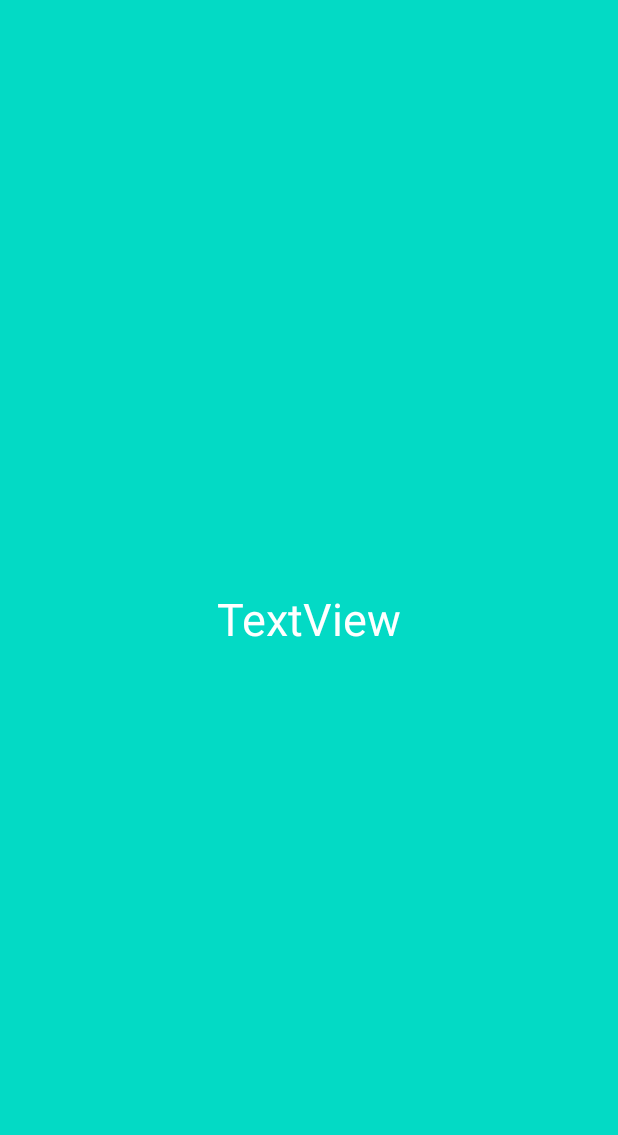
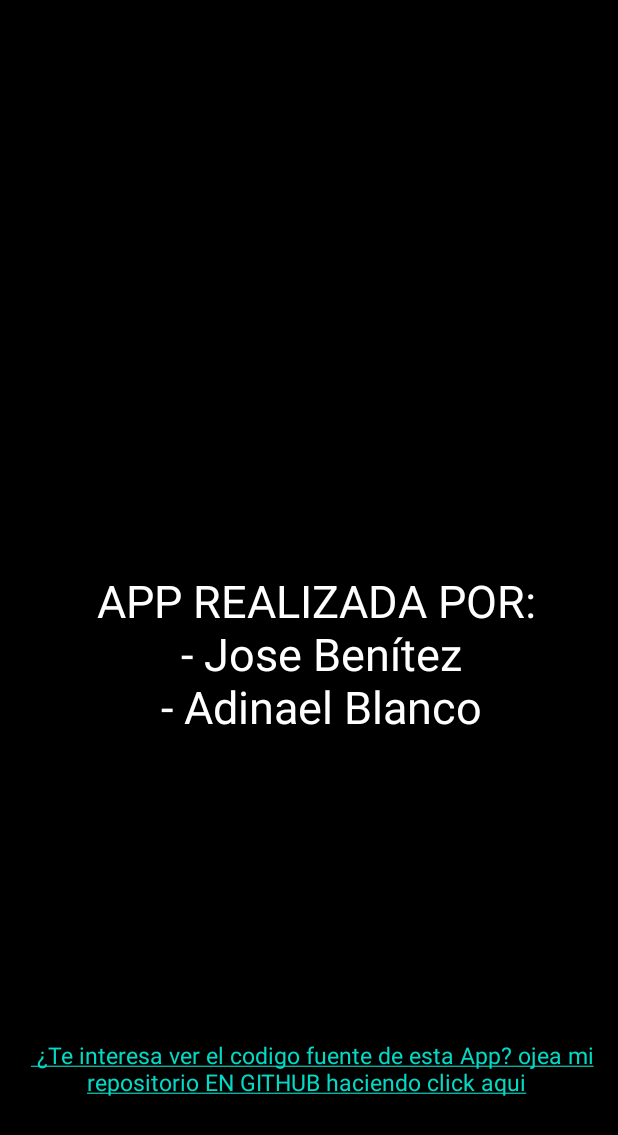
Before and after one commit to ingjosebenitez/AppRestauranteKotlin, an Android app: the Informacion screen opened directly, with no data from a screen before it, on a phone screen of 412 x 824 dp. Before the commit the part shown is almost empty. Shown: the top 1135 px of the screen. Run offline under Robolectric (Android 15) with nearby library versions, the phone set to English and light mode, and no system bars.

Commit message:
opcion información
Habilita opción INFORMACIÓN con enlace del codigo en repositorio GITHUB

```diff
--- a/app/src/main/java/com/example/segundoparcial_moviles/Informacion.kt
+++ b/app/src/main/java/com/example/segundoparcial_moviles/Informacion.kt
@@ -2,10 +2,14 @@ package com.example.segundoparcial_moviles
 
 import androidx.appcompat.app.AppCompatActivity
 import android.os.Bundle
+import android.text.method.LinkMovementMethod
+import kotlinx.android.synthetic.main.activity_informacion.*
 
 class Informacion : AppCompatActivity() {
     override fun onCreate(savedInstanceState: Bundle?) {
         super.onCreate(savedInstanceState)
         setContentView(R.layout.activity_informacion)
+
+        tvLink.setMovementMethod(LinkMovementMethod.getInstance()) //instancia el link en la activity
     }
 }
--- a/app/src/main/java/com/example/segundoparcial_moviles/MenuPrincipal.kt
+++ b/app/src/main/java/com/example/segundoparcial_moviles/MenuPrincipal.kt
@@ -30,16 +30,20 @@ class MenuPrincipal : AppCompatActivity() {
         var intento:Intent
 
         lvMenu.setOnItemClickListener { parent, view, position, id ->
-            if(position==0){
+            if(position==6){
                 intento = Intent(this,Informacion::class.java)
                 startActivity(intento)
+            }
+
+            else{
+                Toast.makeText(this,"FUNCION NO IMPLEMENTADA",Toast.LENGTH_SHORT).show()
             }
 
 
 
             //val intent = Intent(this,MainActivity::class.java)
             //startActivity(intent)
-            Toast.makeText(this,"id=${id} o position ${position}",Toast.LENGTH_SHORT).show()
+
         }
     }
 }
--- a/app/src/main/res/layout/activity_informacion.xml
+++ b/app/src/main/res/layout/activity_informacion.xml
@@ -4,18 +4,35 @@
     xmlns:tools="http://schemas.android.com/tools"
     android:layout_width="match_parent"
     android:layout_height="match_parent"
-    android:background="@color/colorAccent"
+    android:background="@android:color/background_dark"
     tools:context=".Informacion">
 
     <TextView
         android:id="@+id/textView"
         android:layout_width="wrap_content"
         android:layout_height="wrap_content"
-        android:text="TextView"
+        android:gravity="center"
+        android:text="APP REALIZADA POR:\n - Jose Benítez\n - Adinael Blanco"
+        android:textColor="@android:color/white"
         android:textSize="30sp"
+        app:layout_constraintBottom_toTopOf="@+id/tvLink"
+        app:layout_constraintEnd_toEndOf="parent"
+        app:layout_constraintHorizontal_bias="0.542"
+        app:layout_constraintStart_toStartOf="parent"
+        app:layout_constraintTop_toTopOf="parent"
+        app:layout_constraintVertical_bias="0.654" />
+
+    <TextView
+        android:id="@+id/tvLink"
+        android:layout_width="wrap_content"
+        android:layout_height="wrap_content"
+        android:layout_marginBottom="92dp"
+        android:gravity="center"
+        android:text="@string/linkGitHub"
         android:textColor="@android:color/white"
+        android:textSize="15sp"
         app:layout_constraintBottom_toBottomOf="parent"
         app:layout_constraintEnd_toEndOf="parent"
-        app:layout_constraintStart_toStartOf="parent"
-        app:layout_constraintTop_toTopOf="parent" />
+        app:layout_constraintHorizontal_bias="0.0"
+        app:layout_constraintStart_toStartOf="parent" />
 </androidx.constraintlayout.widget.ConstraintLayout>
--- a/app/src/main/res/values/strings.xml
+++ b/app/src/main/res/values/strings.xml
@@ -1,3 +1,7 @@
 <resources>
     <string name="app_name">SegundoParcial_Moviles</string>
+    <string name="linkGitHub">
+        <a href="https://github.com/ingjosebenitez/AppRestauranteKotlin">
+            ¿Te interesa ver el codigo fuente de esta App? ojea mi repositorio EN GITHUB haciendo click aqui</a>
+    </string>
 </resources>
```
